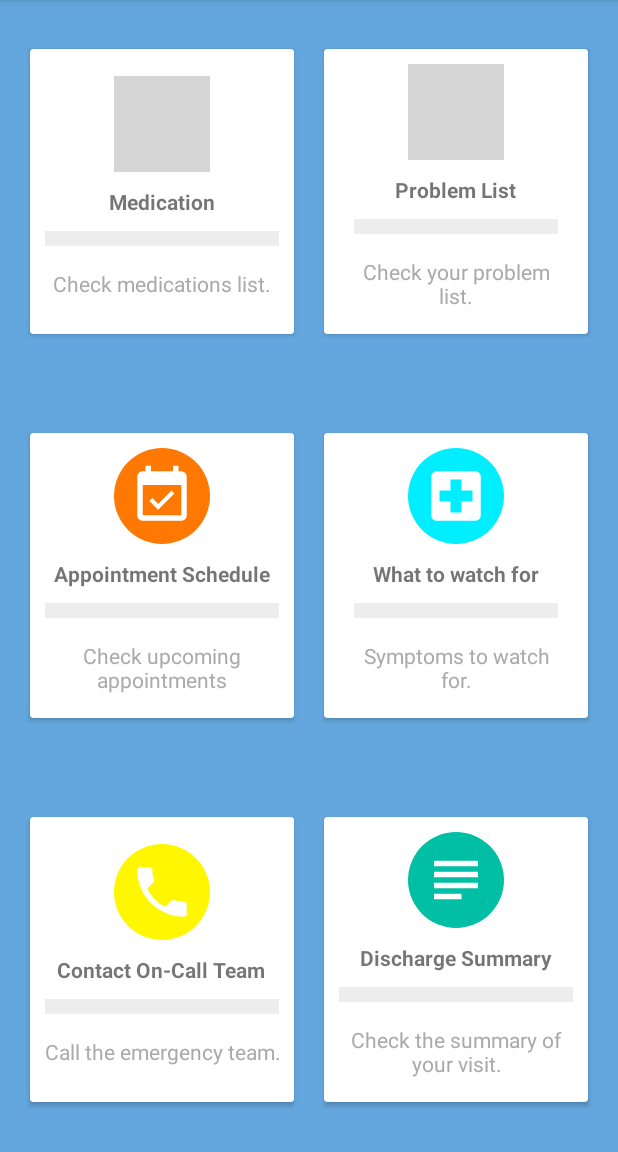
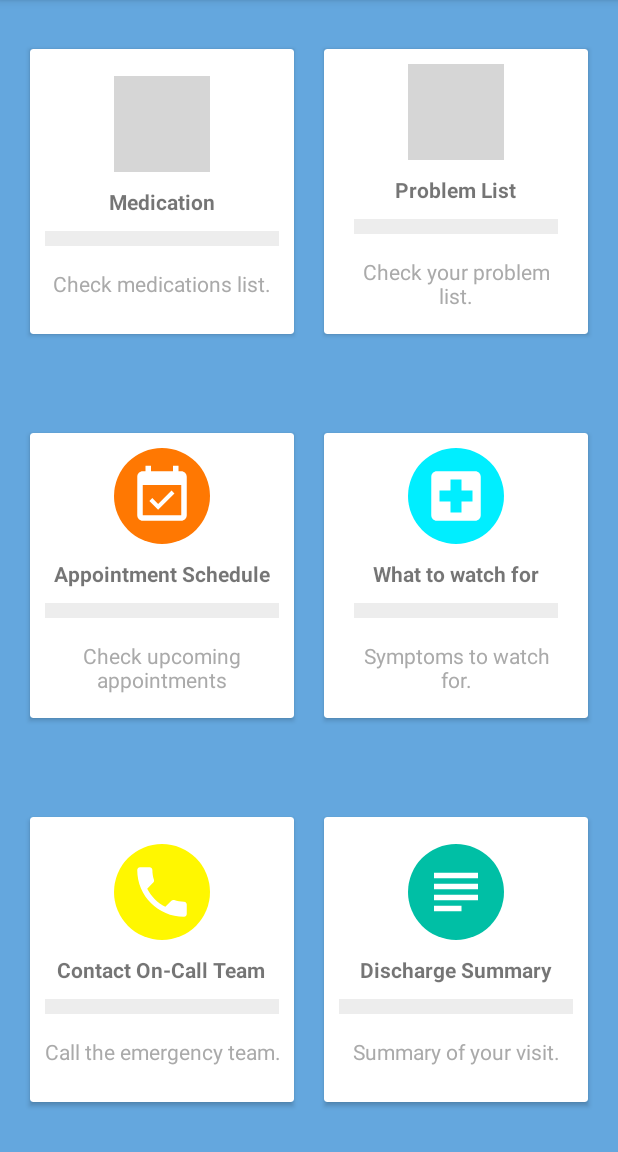
Before and after one commit to snguon/CS275-CODA, an Android app: the HomeActivity screen opened directly, with no data from a screen before it, on a phone screen of 412 x 824 dp, the part 84-1236 px from its top. Run offline under Robolectric (Android 15) with nearby library versions, the phone set to English and light mode, and no system bars; grey boxes are pictures that could not be loaded.

Commit message:
Update app/src/main/res/layout/activity_home.xml

```diff
--- a/app/src/main/res/layout/activity_home.xml
+++ b/app/src/main/res/layout/activity_home.xml
@@ -6,8 +6,7 @@
     android:layout_height="match_parent"
     android:background="@color/background"
     tools:context=".HomeActivity"
-    android:orientation="vertical"
->
+    android:orientation="vertical">
 
     <include
         android:id="@+id/toolbar"
@@ -16,7 +15,7 @@
 
     <LinearLayout
         android:layout_width="match_parent"
-        android:layout_height="0dp"
+        android:layout_height="wrap_content"
         android:layout_weight="1"
         android:clipToPadding="false"
         android:gravity="center"
@@ -25,12 +24,12 @@
 
         <android.support.v7.widget.CardView
             android:id="@+id/meds_card"
-            android:foreground="?android:attr/selectableItemBackground"
-            android:clickable="true"
             android:layout_width="0dp"
             android:layout_height="190dp"
             android:layout_margin="10dp"
-            android:layout_weight="31.667">
+            android:layout_weight="31.667"
+            android:clickable="true"
+            android:foreground="?android:attr/selectableItemBackground">
 
             <LinearLayout
                 android:layout_width="match_parent"
@@ -74,13 +73,13 @@
             android:id="@+id/problems_card"
 
 
-            android:foreground="?android:attr/selectableItemBackground"
-            android:clickable="true"
-
             android:layout_width="0dp"
             android:layout_height="190dp"
+
             android:layout_margin="10dp"
-            android:layout_weight="31.667">
+            android:layout_weight="31.667"
+            android:clickable="true"
+            android:foreground="?android:attr/selectableItemBackground">
 
             <LinearLayout
                 android:layout_width="match_parent"
@@ -124,54 +123,56 @@
     </LinearLayout>
 
     <LinearLayout
+        android:layout_width="match_parent"
+        android:layout_height="wrap_content"
+        android:layout_weight="1"
         android:clipToPadding="false"
         android:gravity="center"
         android:orientation="horizontal"
-        android:layout_width="match_parent"
-        android:layout_height="0dp"
-        android:layout_weight="1"
-        android:padding="10dp"
-        >
+        android:padding="10dp">
+
         <android.support.v7.widget.CardView
             android:id="@+id/appointment_card"
-            android:foreground="?android:attr/selectableItemBackground"
-            android:clickable="true"
-
             android:layout_width="0dp"
             android:layout_height="190dp"
             android:layout_margin="10dp"
-            android:layout_weight="31.667">
+            android:layout_weight="31.667"
+            android:clickable="true"
+            android:foreground="?android:attr/selectableItemBackground">
+
             <LinearLayout
                 android:layout_width="match_parent"
                 android:layout_height="match_parent"
-                android:orientation="vertical"
-                android:gravity="center">
+                android:gravity="center"
+                android:orientation="vertical">
+
                 <ImageView
                     android:layout_width="64dp"
                     android:layout_height="64dp"
                     android:background="@drawable/circle_background_orange"
-                    android:src="@drawable/ic_appointment_black_24dp"
                     android:padding="10dp"
-                    />
+                    android:src="@drawable/ic_appointment_black_24dp" />
+
                 <TextView
                     android:layout_width="wrap_content"
                     android:layout_height="wrap_content"
-                    android:textStyle="bold"
                     android:layout_marginTop="10dp"
                     android:text="Appointment Schedule"
-                    />
+                    android:textStyle="bold" />
+
                 <View
                     android:layout_width="match_parent"
                     android:layout_height="10dp"
-                    android:background="@color/light_gray"
-                    android:layout_margin="10dp"/>
+                    android:layout_margin="10dp"
+                    android:background="@color/light_gray" />
+
                 <TextView
                     android:layout_width="wrap_content"
                     android:layout_height="wrap_content"
                     android:gravity="center"
+                    android:padding="5dp"
                     android:text="Check upcoming appointments"
-                    android:padding="5dp"
-                    android:textColor="@android:color/darker_gray"/>
+                    android:textColor="@android:color/darker_gray" />
 
             </LinearLayout>
         </android.support.v7.widget.CardView>
@@ -179,45 +180,48 @@
 
         <android.support.v7.widget.CardView
             android:id="@+id/watch_card"
-            android:foreground="?android:attr/selectableItemBackground"
-            android:clickable="true"
-
             android:layout_width="0dp"
             android:layout_height="190dp"
+
             android:layout_margin="10dp"
-            android:layout_weight="31.667">
+            android:layout_weight="31.667"
+            android:clickable="true"
+            android:foreground="?android:attr/selectableItemBackground">
+
             <LinearLayout
                 android:layout_width="match_parent"
                 android:layout_height="match_parent"
+                android:gravity="center"
                 android:orientation="vertical"
-                android:gravity="center"
                 android:padding="10dp">
+
                 <ImageView
                     android:layout_width="64dp"
                     android:layout_height="64dp"
                     android:background="@drawable/circle_background_blue"
-                    android:src="@drawable/ic_watchfor_black_24dp"
                     android:padding="10dp"
-                    />
+                    android:src="@drawable/ic_watchfor_black_24dp" />
+
                 <TextView
                     android:layout_width="wrap_content"
                     android:layout_height="wrap_content"
-                    android:textStyle="bold"
                     android:layout_marginTop="10dp"
                     android:text="What to watch for"
-                    />
+                    android:textStyle="bold" />
+
                 <View
                     android:layout_width="match_parent"
                     android:layout_height="10dp"
-                    android:background="@color/light_gray"
-                    android:layout_margin="10dp"/>
+                    android:layout_margin="10dp"
+                    android:background="@color/light_gray" />
+
                 <TextView
                     android:layout_width="wrap_content"
                     android:layout_height="wrap_content"
                     android:gravity="center"
+                    android:padding="5dp"
                     android:text="Symptoms to watch for."
-                    android:padding="5dp"
-                    android:textColor="@android:color/darker_gray"/>
+                    android:textColor="@android:color/darker_gray" />
 
             </LinearLayout>
         </android.support.v7.widget.CardView>
@@ -227,7 +231,7 @@
 
     <LinearLayout
         android:layout_width="match_parent"
-        android:layout_height="0dp"
+        android:layout_height="wrap_content"
         android:layout_weight="1"
         android:clipToPadding="false"
         android:gravity="center"
@@ -236,14 +240,12 @@
 
         <android.support.v7.widget.CardView
             android:id="@+id/call_card"
-
-            android:foreground="?android:attr/selectableItemBackground"
-            android:clickable="true"
-            android:layout_weight="31.667"
             android:layout_width="0dp"
             android:layout_height="190dp"
             android:layout_margin="10dp"
-            >
+            android:layout_weight="31.667"
+            android:clickable="true"
+            android:foreground="?android:attr/selectableItemBackground">
 
             <LinearLayout
                 android:layout_width="match_parent"
@@ -285,14 +287,12 @@
 
         <android.support.v7.widget.CardView
             android:id="@+id/summary_card"
-
-            android:foreground="?android:attr/selectableItemBackground"
-            android:clickable="true"
-
             android:layout_width="0dp"
             android:layout_height="190dp"
             android:layout_margin="10dp"
-            android:layout_weight="31.667">
+            android:layout_weight="31.667"
+            android:clickable="true"
+            android:foreground="?android:attr/selectableItemBackground">
 
             <LinearLayout
                 android:layout_width="match_parent"
@@ -325,7 +325,7 @@
                     android:layout_height="wrap_content"
                     android:gravity="center"
                     android:padding="5dp"
-                    android:text="Check the summary of your visit."
+                    android:text="Summary of your visit."
                     android:textColor="@android:color/darker_gray" />
 
             </LinearLayout>
```
